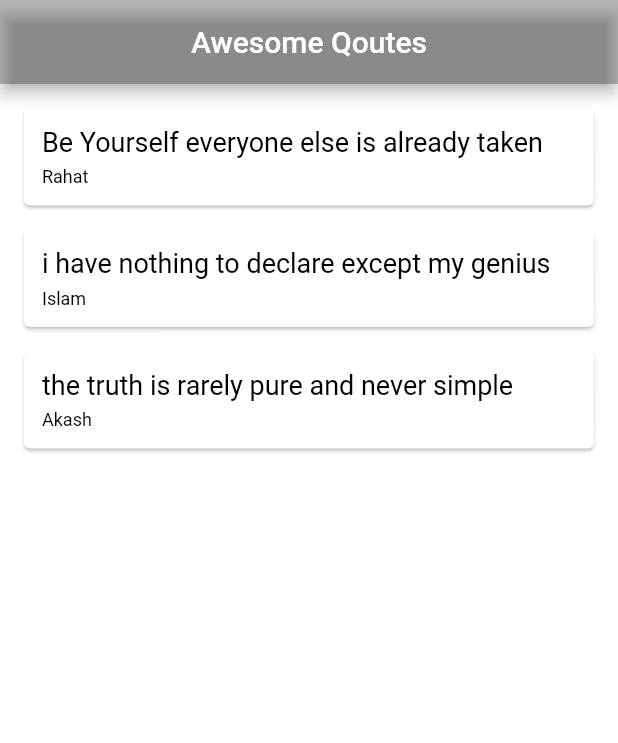
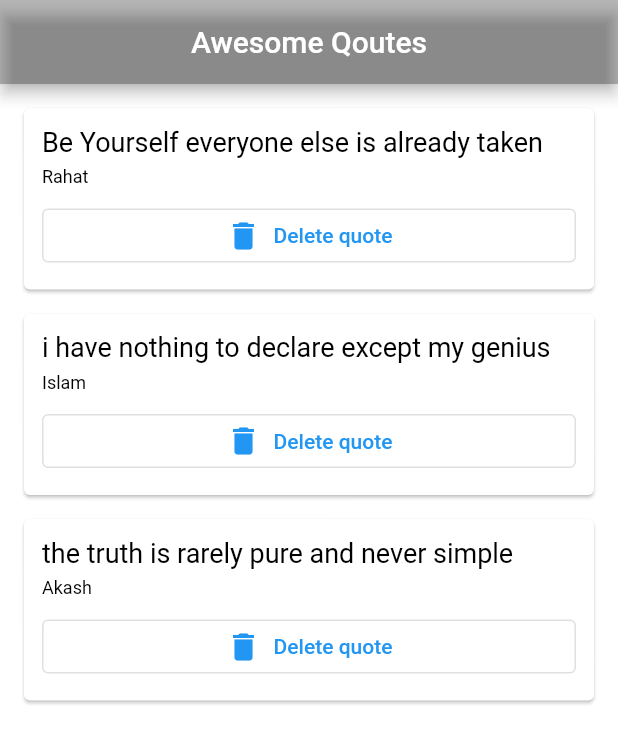
Before and after one commit to Rahat7288/Flutter_Learning, a Flutter app: the screen it shows after launch, on a phone screen of 412 x 824 dp. Shown: the top 743 px of the screen. Run offline on Flutter 3.47's test engine with Material 2 defaults, Android fonts, the phone set to English and light mode, and no system bars.

```diff
--- a/lib/main.dart
+++ b/lib/main.dart
@@ -35,7 +35,14 @@ class _QoutListState extends State<QoutList> {
       body: Column(
         mainAxisAlignment: MainAxisAlignment.start,
         crossAxisAlignment: CrossAxisAlignment.start,
-        children: qoutes.map((quote)=> QuoteCard(quote: quote)).toList(),
+        children: qoutes.map((quote)=> QuoteCard(
+            quote: quote,
+            delete: (){
+              setState(() {
+                qoutes.remove(quote);
+              });
+            }
+        )).toList(),
       ),
     );
   }
--- a/lib/quote_card.dart
+++ b/lib/quote_card.dart
@@ -4,7 +4,8 @@ import 'quote.dart';
 class QuoteCard extends StatelessWidget {
 
   final Quote quote;
-  QuoteCard({required this.quote});
+  final Function delete;
+  QuoteCard({required this.quote,required this.delete});
 
 
   @override
@@ -31,6 +32,15 @@ class QuoteCard extends StatelessWidget {
                 color: Colors.black,
               ),
             ),
+            SizedBox(height: 8.0,),
+            OutlinedButton.icon(
+                onPressed:(){},
+                label: Text('Delete quote'),
+                icon: Icon(Icons.delete),
+
+
+            ),
+
           ],
         ),
       ),
```
